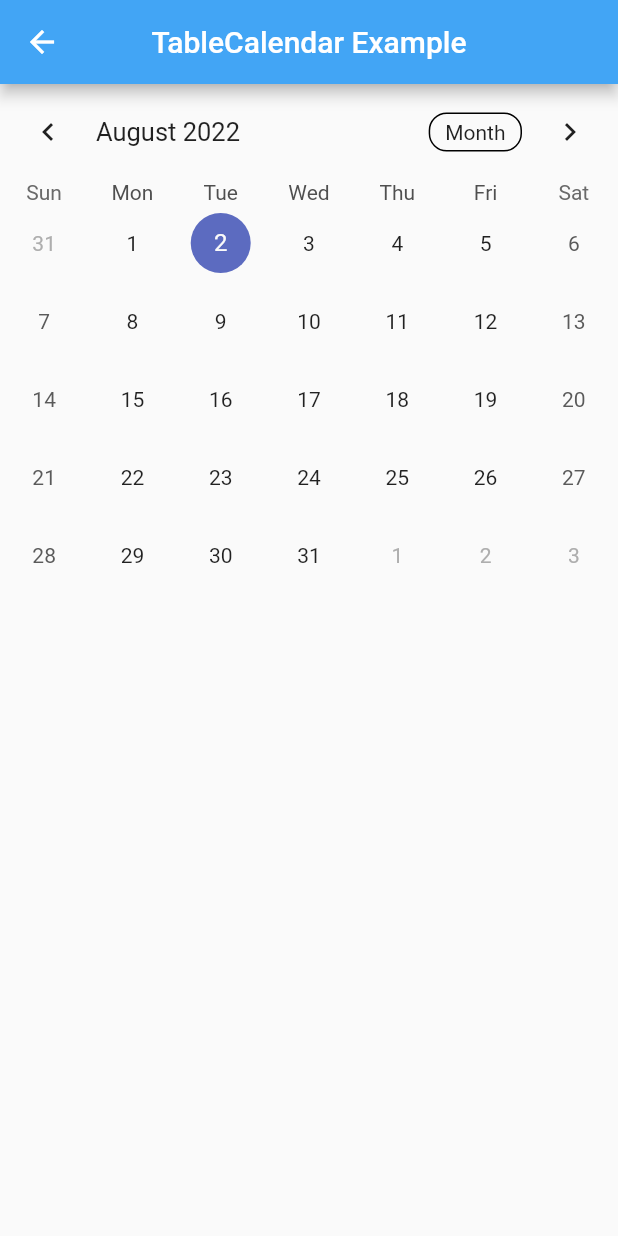
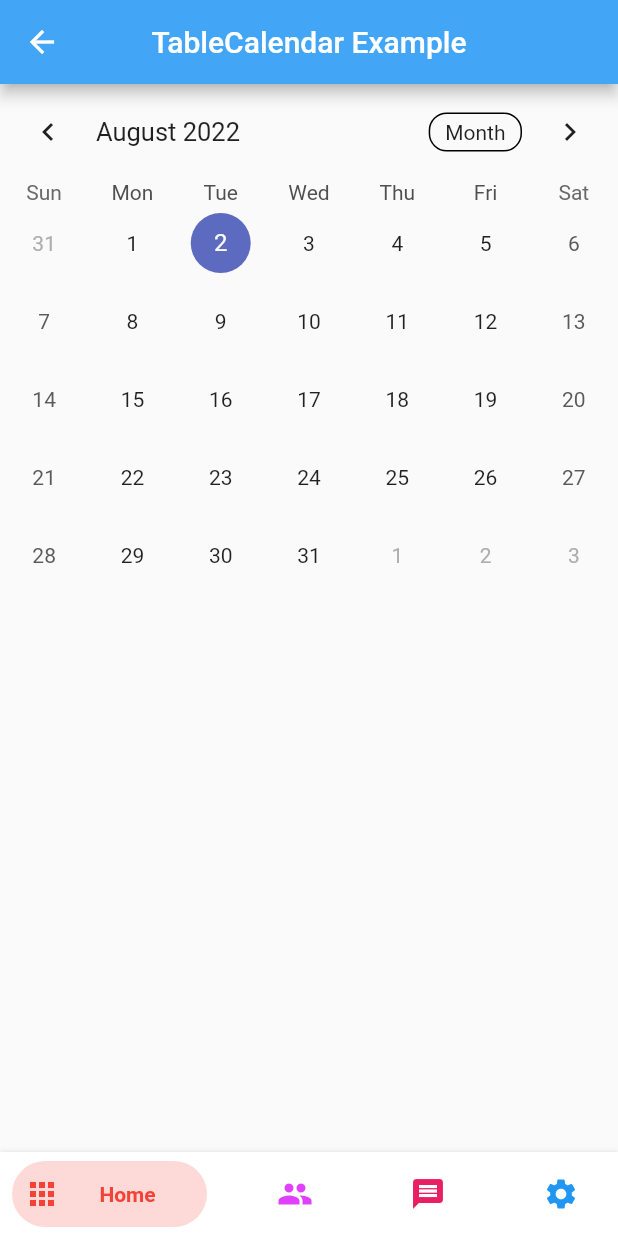
Before and after one commit to XAL-XAL/Scheduler, a Flutter app: the CalendarPage screen opened by its route, on a phone screen of 412 x 824 dp. Run offline on Flutter 3.47's test engine with Material 2 defaults, Android fonts, the phone set to English and light mode, and no system bars; drawn by our look-alikes of bottom_navy_bar, table_calendar; our stand-ins replace firebase_core; accounts and stored records are empty.

Commit message:
Added different nav bar

```diff
--- a/lib/view/calendar_page.dart
+++ b/lib/view/calendar_page.dart
@@ -1,6 +1,7 @@
 import 'package:flutter/cupertino.dart';
 import 'package:flutter/material.dart';
 import 'package:table_calendar/table_calendar.dart';
+import 'package:bottom_navy_bar/bottom_navy_bar.dart';
 
 class CalendarPage extends StatefulWidget {
   const CalendarPage({Key? key}) : super(key: key);
@@ -10,6 +11,7 @@ class CalendarPage extends StatefulWidget {
 }
 
 class _CalendarPageState extends State<CalendarPage> {
+  int _currentIndex = 0;
   CalendarFormat _calendarFormat = CalendarFormat.month;
   DateTime selectedDay = DateTime.now();
   DateTime focusedDay = DateTime.now();
@@ -47,6 +49,41 @@ class _CalendarPageState extends State<CalendarPage> {
           formatButtonShowsNext: false,
         ),
       ),
+      bottomNavigationBar: BottomNavyBar(
+        selectedIndex: _currentIndex,
+        showElevation: true,
+        itemCornerRadius: 24,
+        curve: Curves.easeIn,
+        onItemSelected: (index) => setState(() => _currentIndex = index),
+        items: <BottomNavyBarItem>[
+          BottomNavyBarItem(
+            icon: Icon(Icons.apps),
+            title: Text('Home'),
+            activeColor: Colors.red,
+            textAlign: TextAlign.center,
+          ),
+          BottomNavyBarItem(
+            icon: Icon(Icons.people),
+            title: Text('Users'),
+            activeColor: Colors.purpleAccent,
+            textAlign: TextAlign.center,
+          ),
+          BottomNavyBarItem(
+            icon: Icon(Icons.message),
+            title: Text(
+              'Messages test for mes teset test test ',
+            ),
+            activeColor: Colors.pink,
+            textAlign: TextAlign.center,
+          ),
+          BottomNavyBarItem(
+            icon: Icon(Icons.settings),
+            title: Text('Settings'),
+            activeColor: Colors.blue,
+            textAlign: TextAlign.center,
+          ),
+        ],
+      ),
     );
   }
 }
--- a/pubspec.yaml
+++ b/pubspec.yaml
@@ -17,8 +17,8 @@ dependencies:
   cupertino_icons: ^1.0.2
   firebase_core: ^1.20.0
   cloud_firestore: ^3.4.3
-  persistent_bottom_nav_bar: ^4.0.2
   table_calendar: ^3.0.6
+  bottom_navy_bar: ^6.0.0
 
 dev_dependencies:
   flutter_test:
```
Also changed, not shown: lib/main.dart (+2 -68 lines), pubspec.lock.
